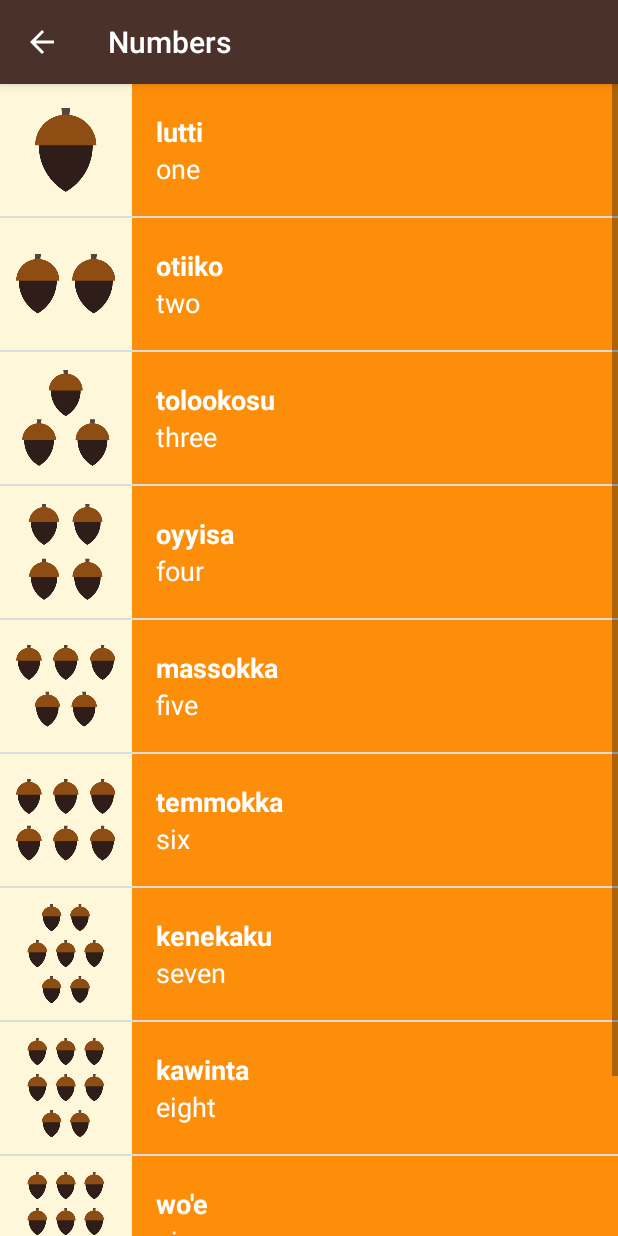
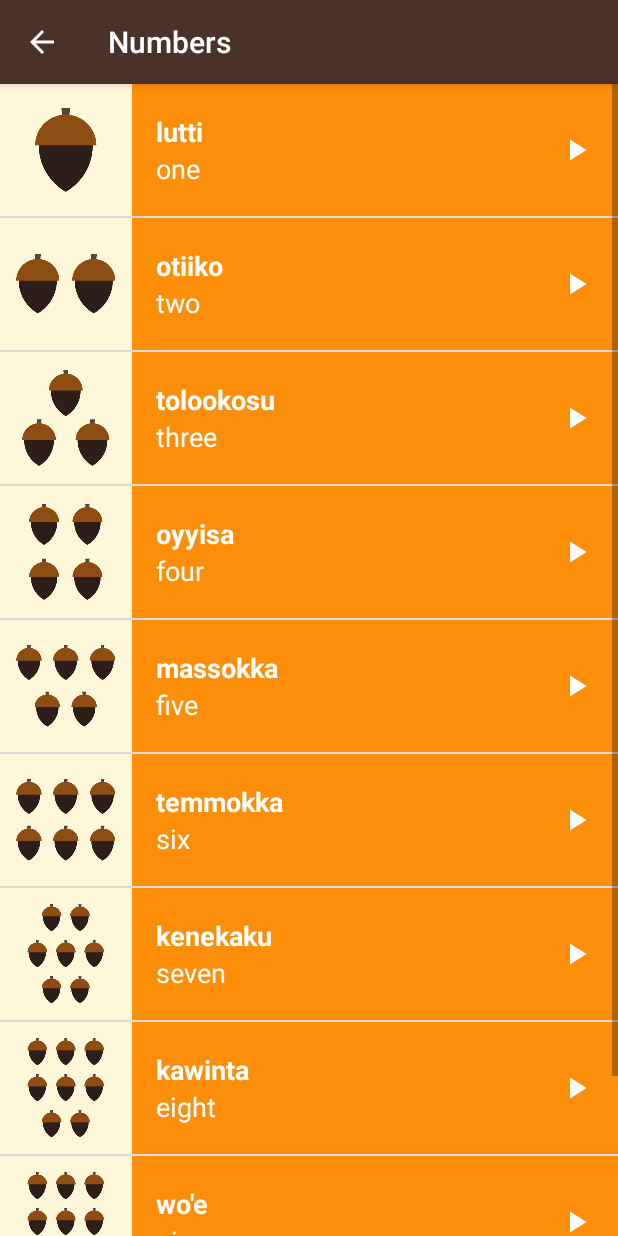
Before and after one commit to Harsh0/android_tuts, an Android app: the NumbersActivity screen opened directly, with no data from a screen before it, after a tap on "lutti", on a phone screen of 412 x 824 dp. Run offline under Robolectric (Android 15) with nearby library versions, the light colour scheme and no system bars.

Commit message:
audio icon added layout changed

```diff
--- a/language_preserver/app/src/main/java/com/example/android/miwok/NumbersActivity.java
+++ b/language_preserver/app/src/main/java/com/example/android/miwok/NumbersActivity.java
@@ -15,6 +15,8 @@
  */
 package com.example.android.miwok;
 
+import android.content.Context;
+import android.media.AudioManager;
 import android.media.MediaPlayer;
 import android.media.MediaPlayer.OnCompletionListener;
 import android.net.Uri;
@@ -31,10 +33,13 @@ import android.widget.Toast;
 import java.io.File;
 import java.util.ArrayList;
 import java.util.List;
+import java.util.concurrent.TimeUnit;
 
 public class NumbersActivity extends AppCompatActivity {
 
     private  MediaPlayer mMediaPlayer;
+
+    private AudioManager mAudioManager;
 
     private  MediaPlayer.OnCompletionListener mOnCompletionListener = new MediaPlayer.OnCompletionListener() {
         @Override
@@ -42,6 +47,28 @@ public class NumbersActivity extends AppCompatActivity {
             releaseMediaPlayer();
         }
     };
+
+    AudioManager.OnAudioFocusChangeListener mOnAudioFocusChangeListener =
+        new AudioManager.OnAudioFocusChangeListener() {
+            public void onAudioFocusChange(int focusChange) {
+                if (focusChange == AudioManager.AUDIOFOCUS_LOSS) {
+                    // Permanent loss of audio focus
+                    // Pause playback immediately
+                    releaseMediaPlayer();
+                } else if (focusChange == AudioManager.AUDIOFOCUS_LOSS_TRANSIENT || focusChange == AudioManager.AUDIOFOCUS_LOSS_TRANSIENT_CAN_DUCK) {
+                    // Pause playback
+                    // Lower the volume, keep playing
+                    mMediaPlayer.pause();
+                    mMediaPlayer.seekTo(0);
+                } else if (focusChange == AudioManager.AUDIOFOCUS_GAIN) {
+                    // Your app has been granted audio focus again
+                    // Raise volume to normal, restart playback if necessary
+                    mMediaPlayer.start();
+                    //resuming media player
+                }
+            }
+        };
+
 
     @Override
     protected void onCreate(Bundle savedInstanceState) {
@@ -72,6 +99,15 @@ public class NumbersActivity extends AppCompatActivity {
             public void onItemClick(final AdapterView<?> adapterView, final View view, final int position, final long id) {
                 Word word = words.get(position);
 
+                mAudioManager = (AudioManager) getSystemService(Context.AUDIO_SERVICE);
+
+                int result = mAudioManager.requestAudioFocus(mOnAudioFocusChangeListener, AudioManager.STREAM_MUSIC, AudioManager.AUDIOFOCUS_GAIN_TRANSIENT);
+
+                if(result == AudioManager.AUDIOFOCUS_REQUEST_GRANTED){
+//                    mAudioManager.registerMediaButtonEventReceiver(RemoteControlReceiver);
+
+                }
+
                 releaseMediaPlayer();
 
                 Log.v("NumbersActivity", "Current word: " + word);
@@ -99,6 +135,7 @@ public class NumbersActivity extends AppCompatActivity {
             // setting the media player to null is an easy way to tell that the media player
             // is not configured to play an audio file at the moment.
             mMediaPlayer = null;
+            mAudioManager.abandonAudioFocus(mOnAudioFocusChangeListener);
         }
     }
 
--- a/language_preserver/app/src/main/res/layout/list_item.xml
+++ b/language_preserver/app/src/main/res/layout/list_item.xml
@@ -1,10 +1,9 @@
 <?xml version="1.0" encoding="utf-8"?>
-<LinearLayout xmlns:android="http://schemas.android.com/apk/res/android"
+<RelativeLayout xmlns:android="http://schemas.android.com/apk/res/android"
     android:layout_width="match_parent"
-    android:layout_height="wrap_content"
+    android:layout_height="@dimen/list_item_height"
     android:gravity="center_vertical"
     android:orientation="horizontal"
-    android:minHeight="@dimen/list_item_height"
     android:background="@color/tan_background" >
 
     <ImageView
@@ -14,9 +13,12 @@
 
     <LinearLayout
         android:id="@+id/text_container"
-        android:layout_width="0dp"
-        android:layout_height="match_parent"
-        android:layout_weight="1"
+        android:layout_width="match_parent"
+        android:layout_height="@dimen/list_item_height"
+        android:layout_alignParentBottom="true"
+        android:layout_alignParentRight="true"
+        android:layout_alignParentTop="true"
+        android:layout_toRightOf="@id/list_item_icon"
         android:orientation="vertical"
         android:paddingLeft="16dp">
 
@@ -39,6 +41,15 @@
             android:gravity="top"
             android:layout_height="0dp" />
 
+
     </LinearLayout>
 
-</LinearLayout>
+    <ImageView
+        android:src="@drawable/baseline_play_arrow_white_48"
+        android:layout_alignParentRight="true"
+        android:layout_centerVertical="true"
+        android:layout_marginRight="16dp"
+        android:layout_width="24dp"
+        android:layout_height="24dp" />
+
+</RelativeLayout>
```
Also changed, not shown: language_preserver/app/src/main/res/drawable-hdpi/baseline_play_arrow_white_48.png (added), language_preserver/app/src/main/res/drawable-mdpi/baseline_play_arrow_white_48.png (added), language_preserver/app/src/main/res/drawable-xhdpi/baseline_play_arrow_white_48.png (added), language_preserver/app/src/main/res/drawable-xxhdpi/baseline_play_arrow_white_48.png (added), language_preserver/app/src/main/res/drawable-xxxhdpi/baseline_play_arrow_white_48.png (added).
